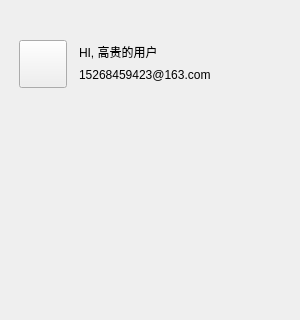
Old version of the form UI/gbs/GBSMainProfile.ui in the repository huangjingpei/myobs; both pictures show x 0 to 300 and y 0 to 320 of the 300 by 924 pixel window.
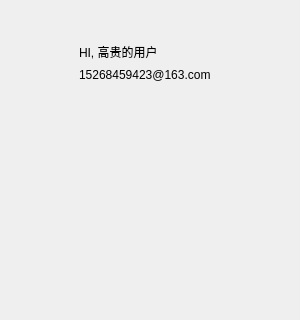
New version of the form.

Patch:
```diff
--- a/UI/gbs/GBSMainProfile.ui
+++ b/UI/gbs/GBSMainProfile.ui
@@ -22,19 +22,6 @@
      <height>48</height>
     </rect>
    </property>
-   <widget class="QPushButton" name="pushButton">
-    <property name="geometry">
-     <rect>
-      <x>20</x>
-      <y>0</y>
-      <width>48</width>
-      <height>48</height>
-     </rect>
-    </property>
-    <property name="text">
-     <string/>
-    </property>
-   </widget>
    <widget class="QLabel" name="label">
     <property name="geometry">
      <rect>
@@ -61,6 +48,19 @@
      <string>15268459423@163.com</string>
     </property>
    </widget>
+   <widget class="QLabel" name="label_3">
+    <property name="geometry">
+     <rect>
+      <x>20</x>
+      <y>0</y>
+      <width>48</width>
+      <height>48</height>
+     </rect>
+    </property>
+    <property name="text">
+     <string/>
+    </property>
+   </widget>
   </widget>
   <widget class="QPushButton" name="pushButton_2">
    <property name="geometry">
```
